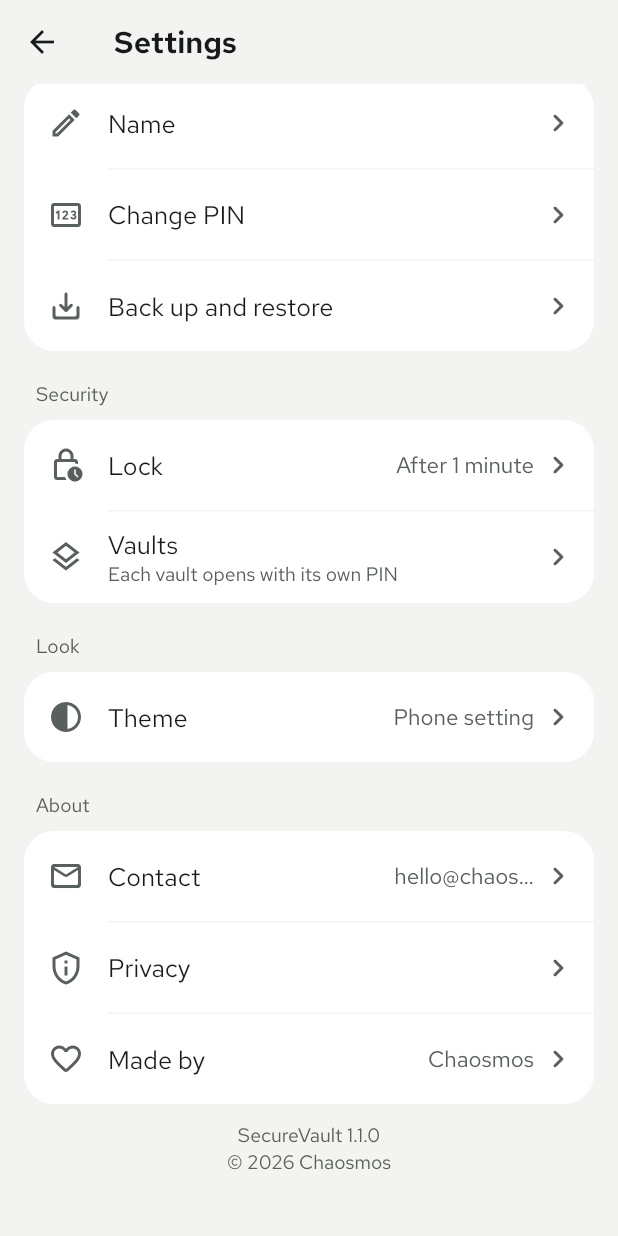
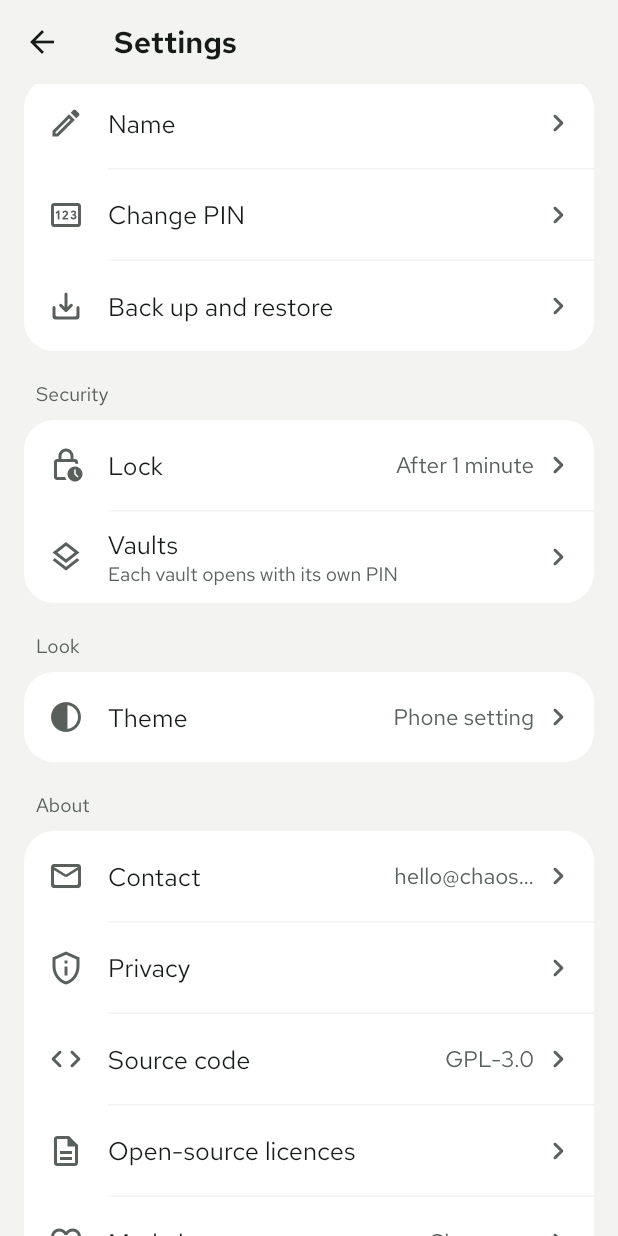
Before and after one commit to chaosmos-studio/securevault, a Flutter app: the VaultSettingsScreen screen opened directly, scrolled down 139 dp, on a phone screen of 412 x 824 dp. Run offline on Flutter 3.47's test engine with Material 3 defaults, Android fonts, the phone set to English and light mode, and no system bars; our stand-ins replace file_picker, flutter_secure_storage, image_picker, open_file, share_plus, shared_preferences and 1 more; missing offline and left inert: encrypt, screen_protector; accounts and stored records are empty.

Commit message:
Show the source code and open-source licences in Settings

```diff
--- a/lib/core/constants/app_constants.dart
+++ b/lib/core/constants/app_constants.dart
@@ -3,6 +3,8 @@ import 'package:flutter/material.dart';
 class AppConstants {
   static const String version = '1.1.0';
   static const String contactEmail = 'hello@chaosmos.studio';
+  static const String privacyUrl = 'https://chaosmos.studio/securevault/privacy/';
+  static const String sourceUrl = 'https://github.com/chaosmos-studio/securevault';
   static const int autoLockSeconds = 60;
 }
 
--- a/lib/main.dart
+++ b/lib/main.dart
@@ -1,6 +1,7 @@
 import 'package:flutter/material.dart';
 import 'package:flutter/services.dart';
 import 'package:provider/provider.dart';
+import 'core/licenses.dart';
 import 'core/providers/app_state.dart';
 import 'core/services/migration_service.dart';
 import 'screens/disguises/disguise_screen.dart';
@@ -19,6 +20,8 @@ void main() async {
   ]);
 
   await MigrationService.runMigrations();
+
+  registerLicenses();
 
   runApp(
     ChangeNotifierProvider(
--- a/lib/screens/vault/vault_settings_screen.dart
+++ b/lib/screens/vault/vault_settings_screen.dart
@@ -176,8 +176,23 @@ class VaultSettingsScreen extends StatelessWidget {
             SettingsRow(
               icon: Icons.privacy_tip_outlined,
               title: 'Privacy',
-              onTap: () => launchUrl(Uri.parse('https://shravangoswami.com/SecureVault/privacy/'),
-                  mode: LaunchMode.externalApplication),
+              onTap: () => launchUrl(Uri.parse(AppConstants.privacyUrl), mode: LaunchMode.externalApplication),
+            ),
+            SettingsRow(
+              icon: Icons.code_rounded,
+              title: 'Source code',
+              value: 'GPL-3.0',
+              onTap: () => launchUrl(Uri.parse(AppConstants.sourceUrl), mode: LaunchMode.externalApplication),
+            ),
+            SettingsRow(
+              icon: Icons.description_outlined,
+              title: 'Open-source licences',
+              onTap: () => showLicensePage(
+                context: context,
+                applicationName: 'SecureVault',
+                applicationVersion: AppConstants.version,
+                applicationLegalese: '© 2026 Chaosmos\nFree software under the GNU GPL, version 3 or later.',
+              ),
             ),
             SettingsRow(
               icon: Icons.favorite_outline_rounded,
--- a/pubspec.yaml
+++ b/pubspec.yaml
@@ -81,6 +81,8 @@ flutter:
   # To add assets to your application, add an assets section, like this:
   assets:
     - assets/icons/
+    - assets/fonts/RedHatText-OFL.txt
+    - LICENSE
 
   fonts:
     - family: RedHatText
```
Also changed, not shown: lib/core/licenses.dart (added, +12 -0 lines), 1 other file.
